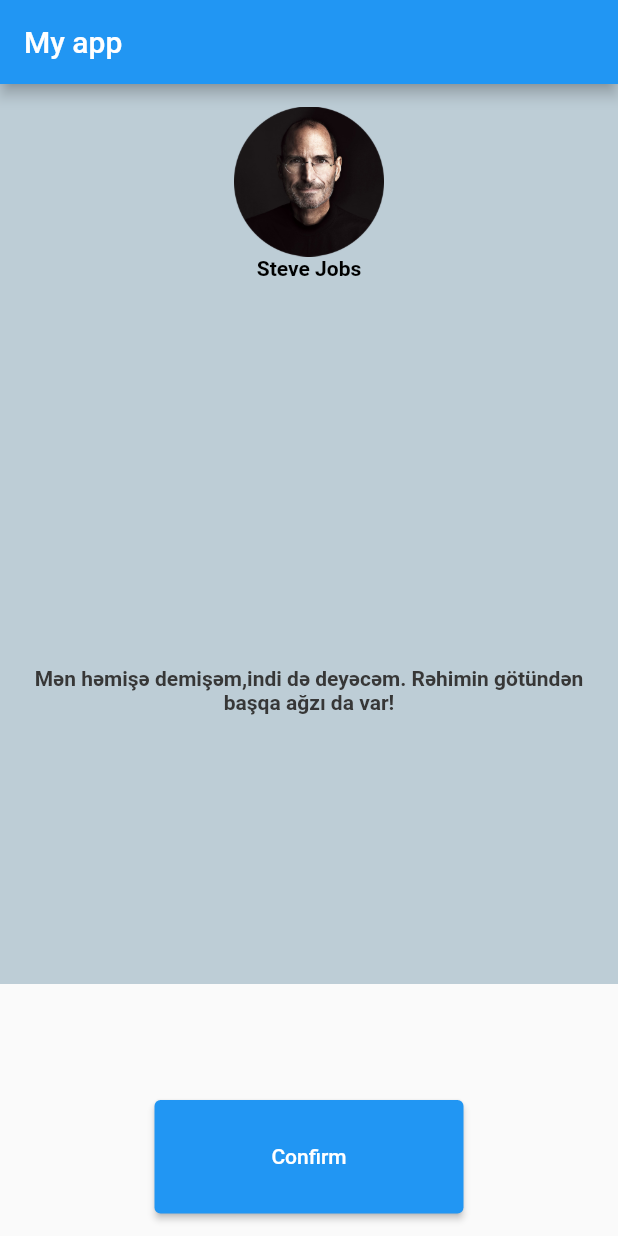
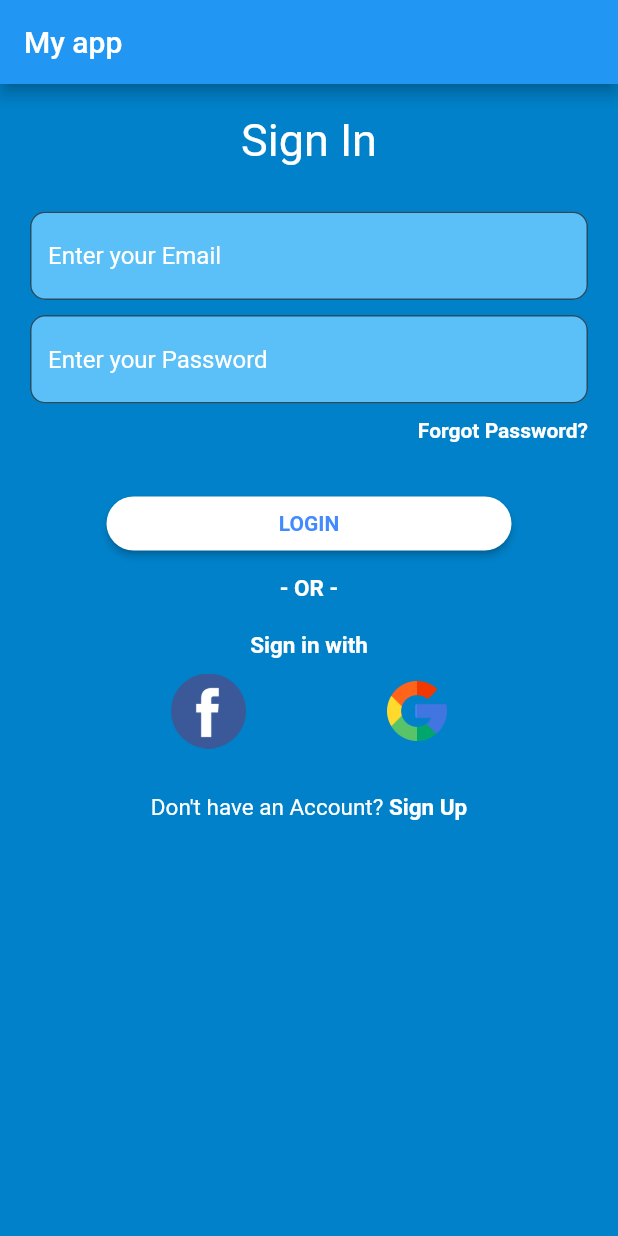
Before and after one commit to MitochondriaRashid/my_app_login, a Flutter app: the screen it shows after launch, on a phone screen of 412 x 824 dp. Run offline on Flutter 3.47's test engine with Material 2 defaults, Android fonts, the phone set to English and light mode, and no system bars.

Commit message:
my_app_login

```diff
--- /dev/null
+++ b/lib/class.dart
@@ -0,0 +1,69 @@
+// ignore_for_file: public_member_api_docs, sort_constructors_first
+import 'package:flutter/material.dart';
+
+class LogIn extends StatelessWidget {
+  @override
+  Widget build(BuildContext context) {
+    return Column(
+      children: [
+        TextField(
+          decoration: InputDecoration(
+              hintText: 'Enter your Email',
+              hintStyle: TextStyle(
+                color: Colors.white,
+              ),
+              filled: true,
+              fillColor: Color.fromRGBO(91, 192, 248, 1),
+              border: OutlineInputBorder(
+                  borderRadius: BorderRadius.all(Radius.circular(10.0)))),
+        ),
+        Container(
+          margin: EdgeInsets.only(
+            top: 10.0,
+          ),
+          child: TextField(
+            decoration: InputDecoration(
+                hintText: 'Enter your Password',
+                hintStyle: TextStyle(color: Colors.white),
+                filled: true,
+                fillColor: Color.fromRGBO(91, 192, 248, 1),
+                border: OutlineInputBorder(
+                    borderRadius: BorderRadius.all(Radius.circular(10.00)))),
+          ),
+        ),
+        Row(
+          mainAxisAlignment: MainAxisAlignment.end,
+          children: [
+            Container(
+                margin: EdgeInsets.only(top: 10.0),
+                child: Text(
+                  'Forgot Password?',
+                  style: TextStyle(
+                    color: Colors.white,
+                    fontWeight: FontWeight.bold,
+                  ),
+                )),
+          ],
+        ),
+      ],
+    );
+  }
+}
+
+class MyTextStyle extends StatelessWidget {
+  late final String myText;
+  late final double mySize;
+
+  MyTextStyle(this.myText, this.mySize);
+  @override
+  Widget build(BuildContext context) {
+    return Text(
+      myText,
+      style: TextStyle(
+        color: Colors.white,
+        fontWeight: FontWeight.bold,
+        fontSize: mySize,
+      ),
+    );
+  }
+}
--- a/lib/main.dart
+++ b/lib/main.dart
@@ -1,5 +1,7 @@
 // ignore_for_file: public_member_api_docs, sort_constructors_first
 import 'package:flutter/material.dart';
+
+import 'class.dart';
 
 void main() {
   runApp(const MyApp());
@@ -33,221 +35,90 @@ class MyHomePage extends StatefulWidget {
 class _MyHomePageState extends State<MyHomePage> {
   @override
   Widget build(BuildContext context) {
-    var displaySize = MediaQuery.of(context);
-    final double displayWidth = displaySize.size.width;
-    final double displayHeight = displaySize.size.height;
+    // var displaySize = MediaQuery.of(context);
+    // final double displayWidth = displaySize.size.width;
+    // final double displayHeight = displaySize.size.height;
 
     return Scaffold(
+      backgroundColor: Color.fromRGBO(0, 129, 201, 1),
       appBar: AppBar(
         title: Text(widget.title),
       ),
-        body: Stack(
+      body: SingleChildScrollView(
+        child: Container(
+          padding: EdgeInsets.all(20.00),
+          child: Column(
             children: [
+              Text(
+                'Sign In',
+                style: TextStyle(
+                    color: Colors.white,
+                    fontWeight: FontWeight.normal,
+                    fontSize: 30.0),
+              ),
+              SizedBox(height: 30.0),
+              LogIn(),
+              SizedBox(height: 30.0),
               Container(
-              width: 600,
-              height: 600,
-              color: Color.fromRGBO(189, 205, 214, 1),
+                width: 270.0,
+                decoration: BoxDecoration(),
+                child: ElevatedButton(
+                  child: Text(
+                    'LOGIN',
+                    style: TextStyle(
+                      color: Colors.blueAccent,
+                      fontWeight: FontWeight.bold,
                     ),
-            Padding(
-              padding: const EdgeInsets.all(15.0),
-              child: Align(
-                alignment: Alignment.center,
-                child: Column(
-                  mainAxisAlignment: MainAxisAlignment.spaceBetween,
-                  children: [
-                    Column(
+                  ),
+                  onPressed: () {
+                    print('Logined');
+                  },
+                  style: ElevatedButton.styleFrom(
+                      primary: Colors.white,
+                      shape: RoundedRectangleBorder(
+                          borderRadius: BorderRadius.all(Radius.circular(30)))),
+                ),
+              ),
+              // SizedBox(height: 30.0),
+              Container(
+                  margin: EdgeInsets.only(top: 10, bottom: 10),
+                  child: MyTextStyle('- OR -', 15)),
+              Container(
+                  margin: EdgeInsets.only(top: 10, bottom: 10),
+                  child: GestureDetector(
+                      onTap: () {
+                        print('Signed');
+                      },
+                      child: MyTextStyle('Sign in with', 15))),
+              // SizedBox(height: 30.0),
+              Row(
+                mainAxisAlignment: MainAxisAlignment.spaceEvenly,
                 children: [
                   SizedBox(
-                          width: 100,
-                          height: 100,
-                          child: Image.asset('myTool/images/Jobs.png'),
-                        ),
-                        Text('Steve Jobs',
-                            style: TextStyle(
-                                fontWeight: FontWeight.bold,
-                                color: Colors.black))
+                      width: 50.0,
+                      height: 50.0,
+                      child: Image.asset('myTool/images/facebook.png')),
+                  SizedBox(
+                      width: 40.0,
+                      height: 40.0,
+                      child: Image.asset('myTool/images/google.png')),
                 ],
               ),
+              SizedBox(height: 30.0),
+              Row(
+                mainAxisAlignment: MainAxisAlignment.center,
+                children: [
                   Text(
-                      'Mən həmişə demişəm,indi də deyəcəm. Rəhimin götündən başqa ağzı da var!',
-                      textAlign: TextAlign.center,
-                      style: TextStyle(
-                          fontWeight: FontWeight.bold,
-                          color: Color.fromARGB(255, 55, 55, 55)),
+                    "Don't have an Account?",
+                    style: TextStyle(color: Colors.white, fontSize: 15.0),
                   ),
-                    Container(
-                      child: SizedBox(
-                        width: displayWidth/2,
-                        height: displayHeight/10.9,
-                        child: ElevatedButton(
-
-                            child: Padding(
-                              padding: const EdgeInsets.all(10.0),
-                              child: Text('Confirm'),
-                            ),
-                            onPressed: () {
-                              print('Confirmed');
-                            }),
-                      ),
-                    ),
+                  MyTextStyle(' Sign Up', 15.0),
+                ],
+              )
             ],
           ),
         ),
       ),
-          ],
-        ));
-  }
-}
-
-class MyStackApp600 extends StatelessWidget {
-  @override
-  Widget build(BuildContext context) {
-    return Stack(
-      children: [
-        Container(
-          width: 600,
-          height: 600,
-          color: Color.fromRGBO(240, 229, 207, 1),
-        ),
-        Column(
-          children: <Widget>[
-            Image.asset('myTool/images/user-1.jpeg'),
-            Padding(
-              padding: const EdgeInsets.all(10.00),
-              child: Row(
-                mainAxisAlignment: MainAxisAlignment.spaceEvenly,
-                children: [
-                  Container(
-                    margin: EdgeInsets.all(10.0),
-                    width: 150.0,
-                    height: 70.0,
-                    decoration: BoxDecoration(
-                      borderRadius: BorderRadius.all(Radius.circular(10.00)),
-                      color: Color.fromRGBO(247, 246, 242, 1),
-                    ),
-                    child: Center(
-                      child: Text(
-                        'Accept',
-                        style: TextStyle(
-                          fontSize: 20.0,
-                          fontWeight: FontWeight.bold,
-                          color: Color.fromRGBO(75, 101, 135, 1),
-                        ),
-                      ),
-                    ),
-                  ),
-                  Container(
-                    width: 150.0,
-                    height: 70.0,
-                    decoration: BoxDecoration(
-                      borderRadius: BorderRadius.all(Radius.circular(10.00)),
-                      color: Color.fromRGBO(247, 246, 242, 1),
-                    ),
-                    child: Center(
-                      child: Text(
-                        'Decline',
-                        style: TextStyle(
-                          fontSize: 20.0,
-                          fontWeight: FontWeight.bold,
-                          color: Color.fromRGBO(75, 101, 135, 1),
-                        ),
-                      ),
-                    ),
-                  ),
-                ],
-              ),
-            ),
-            Align(
-              alignment: Alignment.center,
-              child: Text(
-                "Terms and conditions",
-                style: TextStyle(
-                    color: Color.fromRGBO(75, 101, 135, 1),
-                    fontSize: 15.0,
-                    fontWeight: FontWeight.bold),
-              ),
-            ),
-          ],
-        ),
-      ],
     );
   }
 }
-
-class MystackApp600Upper extends StatelessWidget {
-  @override
-  Widget build(BuildContext context) {
-    return Stack(
-      children: [
-        Container(
-          width: 600,
-          height: 600,
-          color: Color.fromRGBO(240, 229, 207, 1),
-        ),
-        Column(
-          children: <Widget>[
-            Transform(
-              transform: Matrix4.identity()..scale(1.1, 0.4),
-              child: Image.asset('myTool/images/user-1.jpeg'),
-            ),
-            Padding(
-              padding: const EdgeInsets.all(10.00),
-              child: Row(
-                mainAxisAlignment: MainAxisAlignment.spaceEvenly,
-                children: [
-                  Container(
-                    margin: EdgeInsets.all(10.0),
-                    width: 150.0,
-                    height: 70.0,
-                    decoration: BoxDecoration(
-                      borderRadius: BorderRadius.all(Radius.circular(10.00)),
-                      color: Color.fromRGBO(247, 246, 242, 1),
-                    ),
-                    child: Center(
-                      child: Text(
-                        'Accept',
-                        style: TextStyle(
-                          fontSize: 20.0,
-                          fontWeight: FontWeight.bold,
-                          color: Color.fromRGBO(75, 101, 135, 1),
-                        ),
-                      ),
-                    ),
-                  ),
-                  Container(
-                    width: 150.0,
-                    height: 70.0,
-                    decoration: BoxDecoration(
-                      borderRadius: BorderRadius.all(Radius.circular(10.00)),
-                      color: Color.fromRGBO(247, 246, 242, 1),
-                    ),
-                    child: Center(
-                      child: Text(
-                        'Decline',
-                        style: TextStyle(
-                          fontSize: 20.0,
-                          fontWeight: FontWeight.bold,
-                          color: Color.fromRGBO(75, 101, 135, 1),
-                        ),
-                      ),
-                    ),
-                  ),
-                ],
-              ),
-            ),
-            Align(
-              alignment: Alignment.center,
-              child: Text(
-                "Terms and conditions",
-                style: TextStyle(
-                    color: Color.fromRGBO(75, 101, 135, 1),
-                    fontSize: 15.0,
-                    fontWeight: FontWeight.bold),
-              ),
-            ),
-          ],
-        ),
-      ],
-    );
-  }
-}
--- a/pubspec.yaml
+++ b/pubspec.yaml
@@ -60,9 +60,8 @@ flutter:
 
   # To add assets to your application, add an assets section, like this:
   assets:
-    - myTool/images/LightMode.jpg
-    - myTool/images/user-1.jpeg
-    - myTool/images/Jobs.png
+    - myTool/images/facebook.png
+    - myTool/images/google.png
 
 
   # An image asset can refer to one or more resolution-specific "variants", see
```
Also changed, not shown: myTool/images/Jobs.png (deleted), myTool/images/facebook.png (added), myTool/images/google.png (added), myTool/images/user-1.jpeg (deleted). Lines whose indentation alone changed are shown as unchanged.
